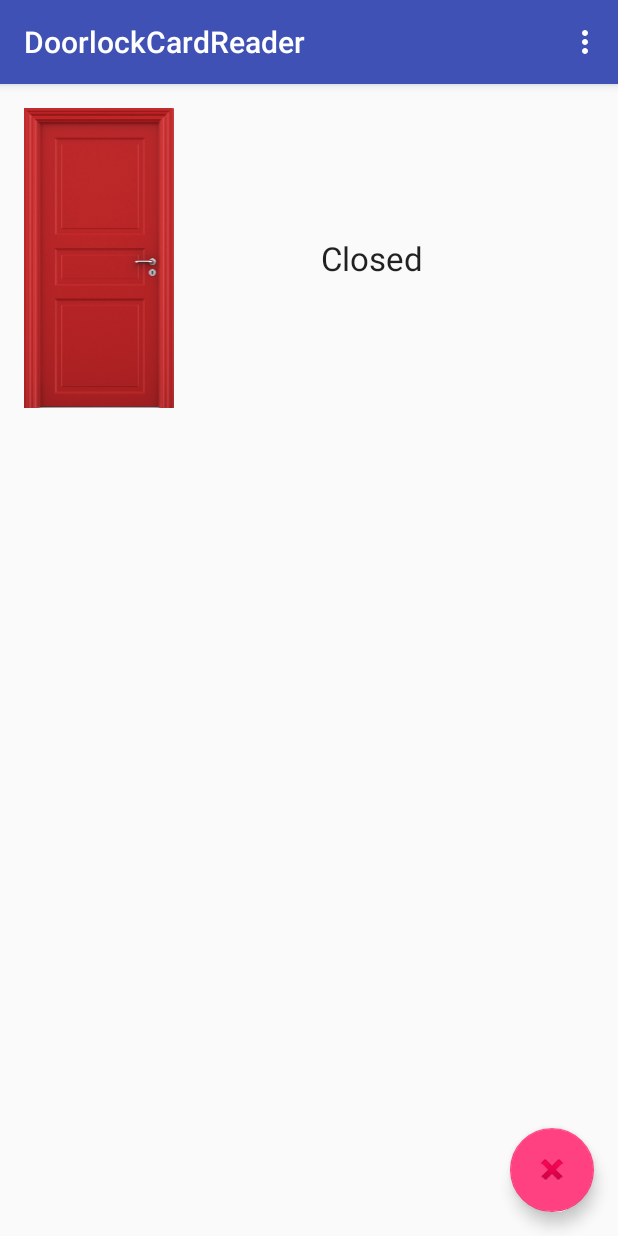
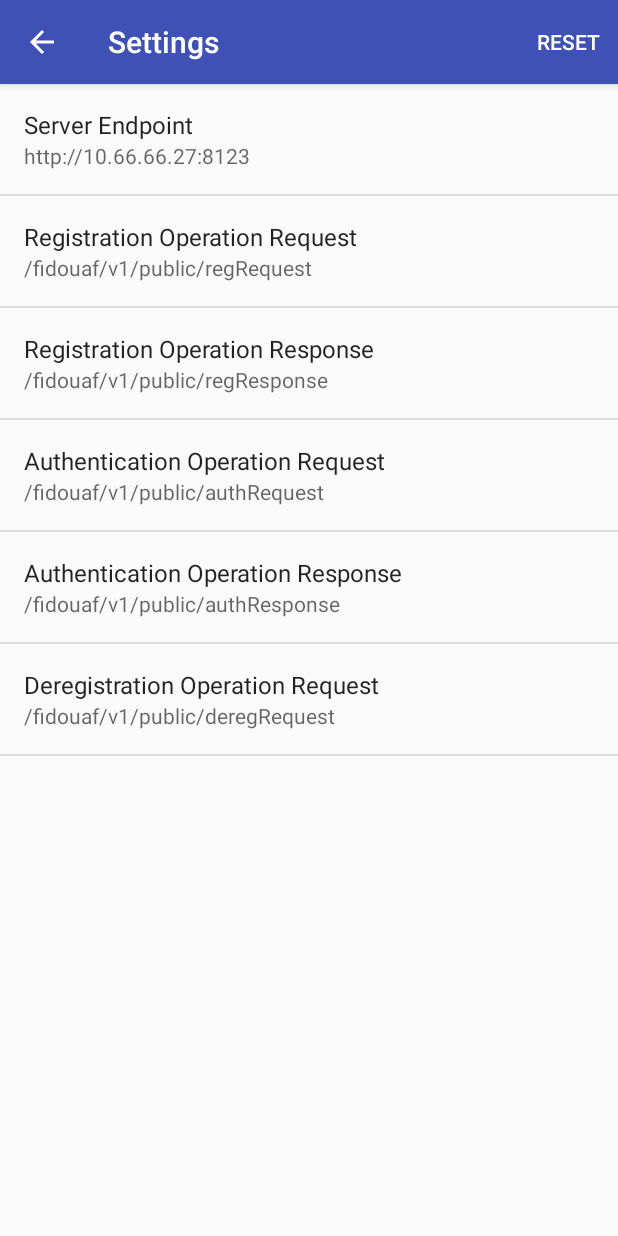
Before and after one commit to emersonmello/DoorlockCardReader, an Android app: the screen it shows after launch (MainActivity before the commit, SettingsActivity after it), in the options menu, after a tap on "Settings", on a phone screen of 412 x 824 dp. Run offline under Robolectric (Android 15) with nearby library versions, the phone set to English and light mode, and no system bars; 2 statements that could not run were skipped.

Commit message:
UI improvements

```diff
--- a/app/build.gradle
+++ b/app/build.gradle
@@ -22,6 +22,8 @@ android {
 dependencies {
     compile fileTree(dir: 'libs', include: ['*.jar'])
     testCompile 'junit:junit:4.12'
-    compile 'com.android.support:appcompat-v7:23.3.0'
-    compile 'com.android.support:design:23.3.0'
+    compile 'com.android.support:appcompat-v7:23.4.0'
+    compile 'com.android.support:design:23.4.0'
+    compile 'com.google.code.gson:gson:2.4'
+    compile 'com.android.support:support-v4:23.4.0'
 }
--- /dev/null
+++ b/app/src/main/java/uk/ac/ncl/cs/mello/doorlockcardreader/AppCompatPreferenceActivity.java
@@ -0,0 +1,109 @@
+package uk.ac.ncl.cs.mello.doorlockcardreader;
+
+import android.content.res.Configuration;
+import android.os.Bundle;
+import android.preference.PreferenceActivity;
+import android.support.annotation.LayoutRes;
+import android.support.annotation.Nullable;
+import android.support.v7.app.ActionBar;
+import android.support.v7.app.AppCompatDelegate;
+import android.support.v7.widget.Toolbar;
+import android.view.MenuInflater;
+import android.view.View;
+import android.view.ViewGroup;
+
+/**
+ * A {@link android.preference.PreferenceActivity} which implements and proxies the necessary calls
+ * to be used with AppCompat.
+ */
+public abstract class AppCompatPreferenceActivity extends PreferenceActivity {
+
+    private AppCompatDelegate mDelegate;
+
+    @Override
+    protected void onCreate(Bundle savedInstanceState) {
+        getDelegate().installViewFactory();
+        getDelegate().onCreate(savedInstanceState);
+        super.onCreate(savedInstanceState);
+    }
+
+    @Override
+    protected void onPostCreate(Bundle savedInstanceState) {
+        super.onPostCreate(savedInstanceState);
+        getDelegate().onPostCreate(savedInstanceState);
+    }
+
+    public ActionBar getSupportActionBar() {
+        return getDelegate().getSupportActionBar();
+    }
+
+    public void setSupportActionBar(@Nullable Toolbar toolbar) {
+        getDelegate().setSupportActionBar(toolbar);
+    }
+
+    @Override
+    public MenuInflater getMenuInflater() {
+        return getDelegate().getMenuInflater();
+    }
+
+    @Override
+    public void setContentView(@LayoutRes int layoutResID) {
+        getDelegate().setContentView(layoutResID);
+    }
+
+    @Override
+    public void setContentView(View view) {
+        getDelegate().setContentView(view);
+    }
+
+    @Override
+    public void setContentView(View view, ViewGroup.LayoutParams params) {
+        getDelegate().setContentView(view, params);
+    }
+
+    @Override
+    public void addContentView(View view, ViewGroup.LayoutParams params) {
+        getDelegate().addContentView(view, params);
+    }
+
+    @Override
+    protected void onPostResume() {
+        super.onPostResume();
+        getDelegate().onPostResume();
+    }
+
+    @Override
+    protected void onTitleChanged(CharSequence title, int color) {
+        super.onTitleChanged(title, color);
+        getDelegate().setTitle(title);
+    }
+
+    @Override
+    public void onConfigurationChanged(Configuration newConfig) {
+        super.onConfigurationChanged(newConfig);
+        getDelegate().onConfigurationChanged(newConfig);
+    }
+
+    @Override
+    protected void onStop() {
+        super.onStop();
+        getDelegate().onStop();
+    }
+
+    @Override
+    protected void onDestroy() {
+        super.onDestroy();
+        getDelegate().onDestroy();
+    }
+
+    public void invalidateOptionsMenu() {
+        getDelegate().invalidateOptionsMenu();
+    }
+
+    private AppCompatDelegate getDelegate() {
+        if (mDelegate == null) {
+            mDelegate = AppCompatDelegate.create(this, null);
+        }
+        return mDelegate;
+    }
+}
--- /dev/null
+++ b/app/src/main/java/uk/ac/ncl/cs/mello/doorlockcardreader/SettingsActivity.java
@@ -0,0 +1,176 @@
+package uk.ac.ncl.cs.mello.doorlockcardreader;
+
+
+import android.annotation.TargetApi;
+import android.content.Context;
+import android.content.Intent;
+import android.content.SharedPreferences;
+import android.content.res.Configuration;
+import android.media.Ringtone;
+import android.media.RingtoneManager;
+import android.net.Uri;
+import android.os.Build;
+import android.os.Bundle;
+import android.preference.ListPreference;
+import android.preference.Preference;
+import android.preference.PreferenceActivity;
+import android.support.v7.app.ActionBar;
+import android.preference.PreferenceFragment;
+import android.preference.PreferenceManager;
+import android.preference.RingtonePreference;
+import android.text.TextUtils;
+import android.view.Menu;
+import android.view.MenuItem;
+import android.support.v4.app.NavUtils;
+import android.widget.Toast;
+
+import java.util.List;
+
+/**
+ * A {@link PreferenceActivity} that presents a set of application settings. On
+ * handset devices, settings are presented as a single list. On tablets,
+ * settings are split by category, with category headers shown to the left of
+ * the list of settings.
+ * <p/>
+ * See <a href="http://developer.android.com/design/patterns/settings.html">
+ * Android Design: Settings</a> for design guidelines and the <a
+ * href="http://developer.android.com/guide/topics/ui/settings.html">Settings
+ * API Guide</a> for more information on developing a Settings UI.
+ */
+public class SettingsActivity extends AppCompatPreferenceActivity {
+    /**
+     * A preference value change listener that updates the preference's summary
+     * to reflect its new value.
+     */
+    private static Preference.OnPreferenceChangeListener sBindPreferenceSummaryToValueListener = new Preference.OnPreferenceChangeListener() {
+        @Override
+        public boolean onPreferenceChange(Preference preference, Object value) {
+            String stringValue = value.toString();
+            preference.setSummary(stringValue);
+            return true;
+        }
+    };
+
+    /**
+     * Helper method to determine if the device has an extra-large screen. For
+     * example, 10" tablets are extra-large.
+     */
+    private static boolean isXLargeTablet(Context context) {
+        return (context.getResources().getConfiguration().screenLayout
+                & Configuration.SCREENLAYOUT_SIZE_MASK) >= Configuration.SCREENLAYOUT_SIZE_XLARGE;
+    }
+
+    /**
+     * Binds a preference's summary to its value. More specifically, when the
+     * preference's value is changed, its summary (line of text below the
+     * preference title) is updated to reflect the value. The summary is also
+     * immediately updated upon calling this method. The exact display format is
+     * dependent on the type of preference.
+     *
+     * @see #sBindPreferenceSummaryToValueListener
+     */
+    private static void bindPreferenceSummaryToValue(Preference preference) {
+        // Set the listener to watch for value changes.
+        preference.setOnPreferenceChangeListener(sBindPreferenceSummaryToValueListener);
+
+        // Trigger the listener immediately with the preference's
+        // current value.
+        sBindPreferenceSummaryToValueListener.onPreferenceChange(preference,
+                PreferenceManager
+                        .getDefaultSharedPreferences(preference.getContext())
+                        .getString(preference.getKey(), ""));
+    }
+
+    @Override
+    protected void onCreate(Bundle savedInstanceState) {
+        super.onCreate(savedInstanceState);
+        setupActionBar();
+        getFragmentManager().beginTransaction().replace(android.R.id.content, new GeneralPreferenceFragment()).commit();
+    }
+
+    /**
+     * Set up the {@link android.app.ActionBar}, if the API is available.
+     */
+    private void setupActionBar() {
+        ActionBar actionBar = getSupportActionBar();
+        if (actionBar != null) {
+            // Show the Up button in the action bar.
+            actionBar.setDisplayHomeAsUpEnabled(true);
+        }
+    }
+
+    @Override
+    public boolean onCreateOptionsMenu(Menu menu) {
+        getMenuInflater().inflate(R.menu.menu_settings, menu);
+        return true;
+    }
+
+    @Override
+    public boolean onMenuItemSelected(int featureId, MenuItem item) {
+        int id = item.getItemId();
+        if (id == android.R.id.home) {
+            if (!super.onMenuItemSelected(featureId, item)) {
+                NavUtils.navigateUpFromSameTask(this);
+            }
+            return true;
+        }
+        if (id == R.id.action_reset) {
+            SharedPreferences sharedPreferences = PreferenceManager.getDefaultSharedPreferences(getApplicationContext());
+            String username = sharedPreferences.getString("usernameMain", "");
+            String keyid = sharedPreferences.getString("keyid", "");
+            String pubkey = sharedPreferences.getString("pubkey", "");
+
+            PreferenceManager.getDefaultSharedPreferences(getApplicationContext()).edit().clear().apply();
+            PreferenceManager.setDefaultValues(getApplicationContext(), R.xml.pref_general, true);
+
+            if (!username.isEmpty()){
+                SharedPreferences.Editor editor = sharedPreferences.edit();
+                editor.putString("usernameMain", username);
+                editor.putString("keyid", keyid);
+                editor.putString("pubkey", pubkey);
+                editor.apply();
+            }
+
+            getFragmentManager().beginTransaction().replace(android.R.id.content, new GeneralPreferenceFragment()).commit();
+            Toast.makeText(getApplicationContext(), "Back to default settings", Toast.LENGTH_SHORT).show();
+        }
+        return super.onMenuItemSelected(featureId, item);
+    }
+
+    /**
+     * {@inheritDoc}
+     */
+    @Override
+    public boolean onIsMultiPane() {
+        return isXLargeTablet(this);
+    }
+
+    /**
+     * This method stops fragment injection in malicious applications.
+     * Make sure to deny any unknown fragments here.
+     */
+    protected boolean isValidFragment(String fragmentName) {
+        return GeneralPreferenceFragment.class.getName().equals(fragmentName);
+    }
+
+    /**
+     * This fragment shows general preferences only. It is used when the
+     * activity is showing a two-pane settings UI.
+     */
+    @TargetApi(Build.VERSION_CODES.HONEYCOMB)
+    public static class GeneralPreferenceFragment extends PreferenceFragment {
+        @Override
+        public void onCreate(Bundle savedInstanceState) {
+            super.onCreate(savedInstanceState);
+            addPreferencesFromResource(R.xml.pref_general);
+            setHasOptionsMenu(true);
+            bindPreferenceSummaryToValue(findPreference("fido_server_endpoint"));
+            bindPreferenceSummaryToValue(findPreference("fido_reg_request"));
+            bindPreferenceSummaryToValue(findPreference("fido_reg_response"));
+            bindPreferenceSummaryToValue(findPreference("fido_auth_request"));
+            bindPreferenceSummaryToValue(findPreference("fido_auth_response"));
+            bindPreferenceSummaryToValue(findPreference("fido_dereg_request"));
+        }
+    }
+
+}
--- a/app/src/main/res/layout/activity_main.xml
+++ b/app/src/main/res/layout/activity_main.xml
@@ -29,6 +29,7 @@
         android:layout_height="wrap_content"
         android:layout_gravity="bottom|end"
         android:layout_margin="@dimen/fab_margin"
+        android:visibility="gone"
         android:src="@android:drawable/ic_delete" />
 
 </android.support.design.widget.CoordinatorLayout>
--- a/app/src/main/res/layout/content_main.xml
+++ b/app/src/main/res/layout/content_main.xml
@@ -17,13 +17,14 @@
     <LinearLayout
         android:layout_width="match_parent"
         android:layout_height="wrap_content"
-        android:orientation="horizontal">
+        android:orientation="vertical">
 
         <ImageView
             android:layout_width="wrap_content"
-            android:layout_height="200dp"
+            android:layout_height="400dp"
             android:src="@mipmap/close"
             android:id="@+id/img_logo"
+            android:layout_gravity="center"
             android:contentDescription="Logo"
             />
         <TextView
@@ -33,9 +34,9 @@
             android:layout_marginRight="@dimen/activity_horizontal_margin"
             android:layout_marginLeft="@dimen/activity_horizontal_margin"
             android:paddingRight="@dimen/activity_horizontal_margin"
-            android:text="Closed"
-            android:id="@+id/door_status"
-            android:layout_gravity="center_vertical"
+            android:text="@string/door_message"
+            android:id="@+id/door_message"
+            android:layout_gravity="center"
             android:textAppearance="?android:attr/textAppearanceLarge"
             />
 
@@ -46,6 +47,8 @@
         android:id="@+id/listView"
         android:layout_width="match_parent"
         android:layout_height="match_parent"
+        android:visibility="gone"
+        android:layout_marginTop="@dimen/activity_vertical_margin"
         android:layout_below="@+id/intro" >
     </ListView>
 </LinearLayout>
--- /dev/null
+++ b/app/src/main/res/menu/menu_settings.xml
@@ -0,0 +1,11 @@
+<?xml version="1.0" encoding="utf-8"?>
+<menu xmlns:android="http://schemas.android.com/apk/res/android"
+    xmlns:app="http://schemas.android.com/apk/res-auto"
+    xmlns:tools="http://schemas.android.com/tools"
+    tools:context="br.edu.ifsc.mello.openingdoor.SettingsActivity">
+    <item
+        android:id="@+id/action_reset"
+        android:orderInCategory="100"
+        android:title="@string/action_reset"
+        app:showAsAction="always" />
+</menu>
--- a/app/src/main/res/values/strings.xml
+++ b/app/src/main/res/values/strings.xml
@@ -1,5 +1,27 @@
 <resources>
-    <string name="app_name">DoorlockCardReader</string>
+
+
+    <string name="app_name">Door Lock</string>
     <string name="action_settings">Settings</string>
     <string name="activity_into">Hello</string>
+    <string name="door_message">Locked</string>
+    <string name="action_reset">Reset</string>
+    <string name="title_activity_settings">Settings</string>
+
+    <!-- Strings related to Settings -->
+
+    <string name="pref_title_server_endpoint">Server Endpoint</string>
+    <string name="pref_default_server_endpoint">http://10.66.66.27:8123</string>
+    <string name="pref_title_degreg_op_request">Deregistration Operation Request</string>
+    <string name="pref_default_dereg_op_request">/fidouaf/v1/public/deregRequest</string>
+    <string name="pref_title_auth_op_response">Authentication Operation Response</string>
+    <string name="pref_default_auth_op_response">/fidouaf/v1/public/authResponse</string>
+    <string name="pref_title_auth_op_request">Authentication Operation Request</string>
+    <string name="pref_default_auth_op_request">/fidouaf/v1/public/authRequest</string>
+    <string name="pref_title_reg_op_response">Registration Operation Response</string>
+    <string name="pref_default_reg_op_response">/fidouaf/v1/public/regResponse</string>
+    <string name="pref_title_reg_op_request">Registration Operation Request</string>
+    <string name="pref_default_reg_op_request">/fidouaf/v1/public/regRequest</string>
+
+
 </resources>
--- /dev/null
+++ b/app/src/main/res/xml/pref_general.xml
@@ -0,0 +1,52 @@
+<PreferenceScreen xmlns:android="http://schemas.android.com/apk/res/android">
+
+    <EditTextPreference
+        android:defaultValue="@string/pref_default_server_endpoint"
+        android:inputType="textUri"
+        android:key="fido_server_endpoint"
+        android:maxLines="1"
+        android:selectAllOnFocus="true"
+        android:singleLine="true"
+        android:title="@string/pref_title_server_endpoint" />
+    <EditTextPreference
+        android:defaultValue="@string/pref_default_reg_op_request"
+        android:inputType="textUri"
+        android:key="fido_reg_request"
+        android:maxLines="1"
+        android:selectAllOnFocus="true"
+        android:singleLine="true"
+        android:title="@string/pref_title_reg_op_request" />
+    <EditTextPreference
+        android:defaultValue="@string/pref_default_reg_op_response"
+        android:inputType="textUri"
+        android:key="fido_reg_response"
+        android:maxLines="1"
+        android:selectAllOnFocus="true"
+        android:singleLine="true"
+        android:title="@string/pref_title_reg_op_response" />
+    <EditTextPreference
+        android:defaultValue="@string/pref_default_auth_op_request"
+        android:inputType="textUri"
+        android:key="fido_auth_request"
+        android:maxLines="1"
+        android:selectAllOnFocus="true"
+        android:singleLine="true"
+        android:title="@string/pref_title_auth_op_request" />
+    <EditTextPreference
+        android:defaultValue="@string/pref_default_auth_op_response"
+        android:inputType="textUri"
+        android:key="fido_auth_response"
+        android:maxLines="1"
+        android:selectAllOnFocus="true"
+        android:singleLine="true"
+        android:title="@string/pref_title_auth_op_response" />
+    <EditTextPreference
+        android:defaultValue="@string/pref_default_dereg_op_request"
+        android:inputType="textUri"
+        android:key="fido_dereg_request"
+        android:maxLines="1"
+        android:selectAllOnFocus="true"
+        android:singleLine="true"
+        android:title="@string/pref_title_degreg_op_request" />
+
+</PreferenceScreen>
```
Also changed, not shown: app/src/main/AndroidManifest.xml (+9 -1 lines), app/src/main/java/uk/ac/ncl/cs/mello/doorlockcardreader/MainActivity.java (+56 -66 lines), app/src/main/java/uk/ac/ncl/cs/mello/doorlockcardreader/ServerResponse.java (added, +60 -0 lines).
